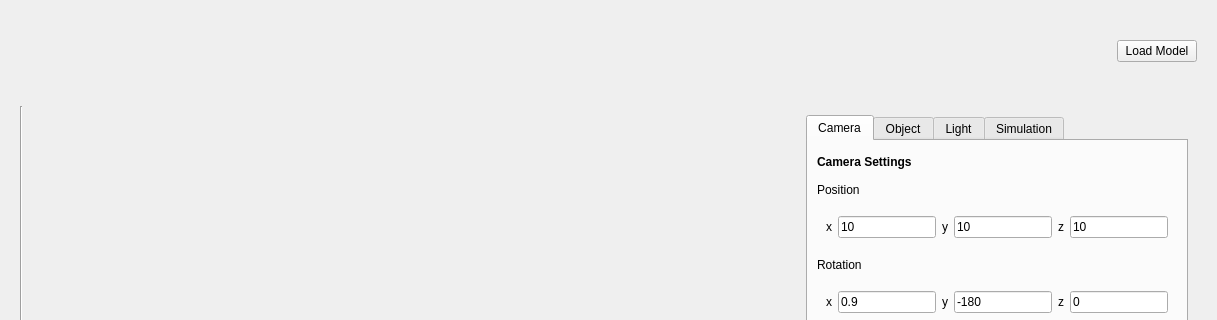
jalalirs/asteroid_lightcurve, file widgets/customsetupwidget2.ui: the form before one commit; both pictures show x 0 to 1217 and y 0 to 320 of the 1217 by 898 pixel window.
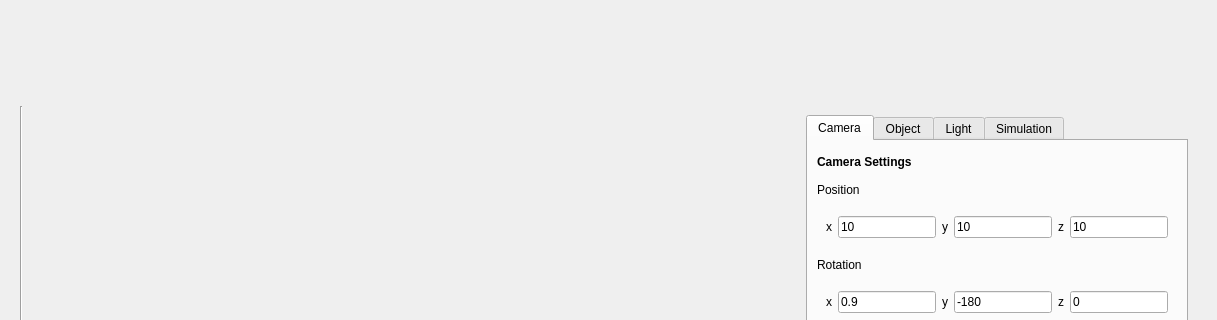
The form after the commit.

Commit message: adding new icons; removing buttons from solarsystem and customesetup; add load your own model

Patch:
```diff
--- a/widgets/customsetupwidget2.ui
+++ b/widgets/customsetupwidget2.ui
@@ -41,6 +41,22 @@
       <property name="bottomMargin">
        <number>0</number>
       </property>
+      <item>
+       <spacer name="horizontalSpacer_2">
+        <property name="inputMethodHints">
+         <set>Qt::ImhUppercaseOnly</set>
+        </property>
+        <property name="orientation">
+         <enum>Qt::Horizontal</enum>
+        </property>
+        <property name="sizeHint" stdset="0">
+         <size>
+          <width>40</width>
+          <height>20</height>
+         </size>
+        </property>
+       </spacer>
+      </item>
       <item>
        <widget class="QLabel" name="lbl_meshImage">
         <property name="minimumSize">
@@ -70,7 +86,7 @@
         </property>
         <property name="font">
          <font>
-          <pointsize>16</pointsize>
+          <pointsize>24</pointsize>
           <weight>75</weight>
           <bold>true</bold>
          </font>
@@ -96,16 +112,6 @@
         </property>
        </spacer>
       </item>
-      <item>
-       <widget class="QPushButton" name="pbLoadAsteroid">
-        <property name="inputMethodHints">
-         <set>Qt::ImhUppercaseOnly</set>
-        </property>
-        <property name="text">
-         <string>Load Model</string>
-        </property>
-       </widget>
-      </item>
      </layout>
     </widget>
    </item>
```
The commit also changes 11 other files.
